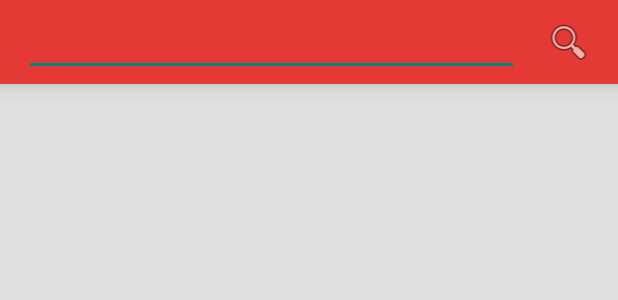
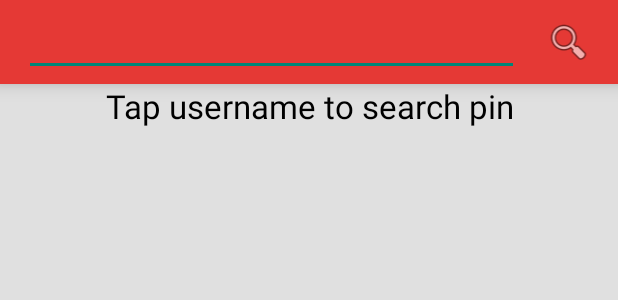
Before and after one commit to JiajunWong/PinterestDemo, an Android app: the layout activity_main.xml on its own in the app's theme, with its tools: preview values and no code run, on a phone screen of 412 x 824 dp. Shown: the top 300 px of the screen. Run offline under Robolectric (Android 15) with nearby library versions, the phone set to English and light mode, and no system bars.

Commit message:
add search status

```diff
--- a/app/src/main/res/layout/activity_main.xml
+++ b/app/src/main/res/layout/activity_main.xml
@@ -35,10 +35,24 @@
         </LinearLayout>
     </android.support.v7.widget.Toolbar>
 
+    <FrameLayout
+        android:layout_width="match_parent"
+        android:layout_height="wrap_content">
 
-    <android.support.v7.widget.RecyclerView
-        android:id="@+id/lv_medias"
-        android:layout_width="match_parent"
-        android:layout_height="wrap_content"
-        android:scrollbars="vertical" />
+        <android.support.v7.widget.RecyclerView
+            android:id="@+id/lv_medias"
+            android:layout_width="match_parent"
+            android:layout_height="wrap_content"
+            android:scrollbars="vertical"
+            android:visibility="gone" />
+
+        <TextView
+            android:id="@+id/tv_error"
+            android:layout_width="match_parent"
+            android:layout_height="wrap_content"
+            android:layout_gravity="center"
+            android:gravity="center"
+            android:text="@string/tap_search"
+            android:textAppearance="@android:style/TextAppearance.Large" />
+    </FrameLayout>
 </LinearLayout>
--- a/app/src/main/res/values/strings.xml
+++ b/app/src/main/res/values/strings.xml
@@ -8,4 +8,7 @@
     <string name="transition_name_user" translatable="false">mediaTransition</string>
     <string name="transition_name_media" translatable="false">mediaTransition</string>
 
+    <!-- Main Activity -->
+    <string name="tap_search">Tap username to search pin</string>
+    <string name="search_empty">No result for this user</string>
 </resources>
```
Also changed, not shown: app/src/main/java/com/jwang/android/pinterestdemo/MainNavigationActivity.java (+14 -0 lines).
